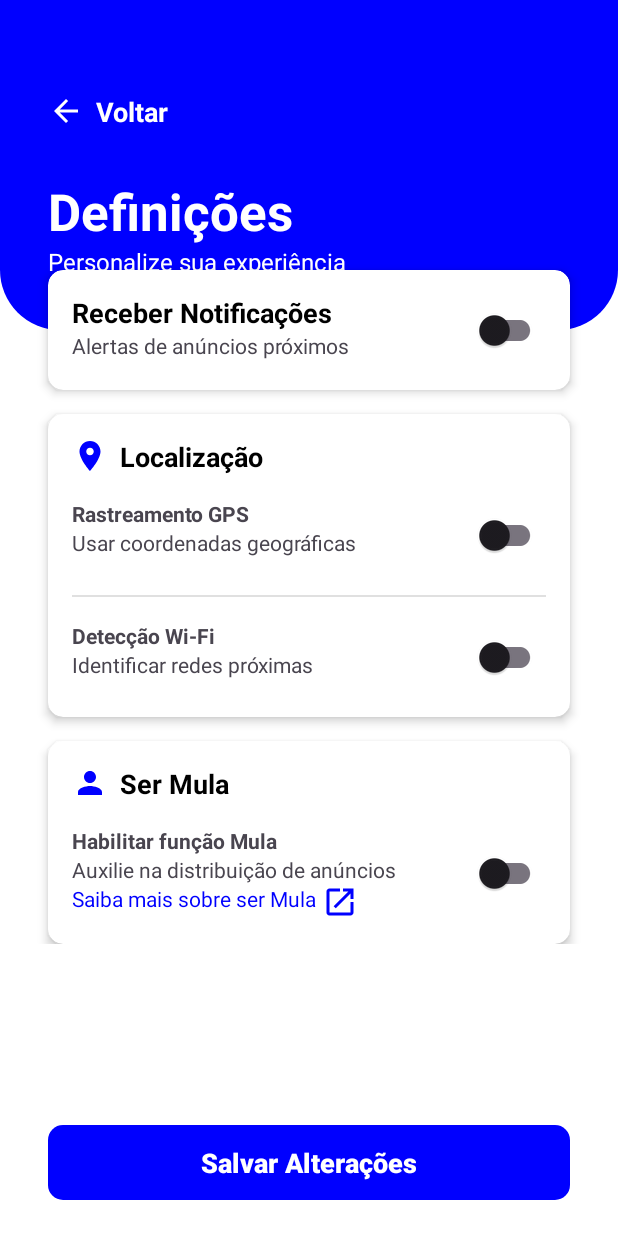
After one commit to angeamaro/AnunciosLoc, an Android app: the layout activity_settings.xml on its own in the app's theme, with its tools: preview values and no code run, on a phone screen of 412 x 824 dp. The commit adds this screen. Run offline under Robolectric (Android 15) with nearby library versions, the phone set to English and light mode, and no system bars.

Commit message:
feat: definicoes e perfil

```diff
--- a/app/src/main/java/ao/co/isptec/aplm/anunciosloc/activities/ChangePasswordActivity.java
+++ b/app/src/main/java/ao/co/isptec/aplm/anunciosloc/activities/ChangePasswordActivity.java
@@ -1,15 +1,33 @@
 package ao.co.isptec.aplm.anunciosloc.activities;
 
 import android.os.Bundle;
+import android.view.View;
+import android.widget.ImageView;
+import android.widget.TextView;
+
 import androidx.appcompat.app.AppCompatActivity;
 
 import ao.co.isptec.aplm.anunciosloc.R;
 
 public class ChangePasswordActivity extends AppCompatActivity {
 
+    private ImageView imageViewBack;
+    private TextView textViewBack;
+
     @Override
     protected void onCreate(Bundle savedInstanceState) {
         super.onCreate(savedInstanceState);
         setContentView(R.layout.activity_change_password);
+
+        // Inicializa as views
+        imageViewBack = findViewById(R.id.imageView_back);
+        textViewBack = findViewById(R.id.textView_back);
+
+        // Listener para fechar a atividade
+        View.OnClickListener backClickListener = v -> finish();
+
+        // Aplica o mesmo listener a ambos os botões
+        imageViewBack.setOnClickListener(backClickListener);
+        textViewBack.setOnClickListener(backClickListener);
     }
 }
--- a/app/src/main/java/ao/co/isptec/aplm/anunciosloc/activities/ProfileActivity.java
+++ b/app/src/main/java/ao/co/isptec/aplm/anunciosloc/activities/ProfileActivity.java
@@ -1,15 +1,43 @@
 package ao.co.isptec.aplm.anunciosloc.activities;
 
+import android.content.Intent;
 import android.os.Bundle;
+import android.view.View;
+import android.widget.ImageView;
+import android.widget.RelativeLayout;
+import android.widget.TextView;
+
 import androidx.appcompat.app.AppCompatActivity;
 
 import ao.co.isptec.aplm.anunciosloc.R;
 
 public class ProfileActivity extends AppCompatActivity {
 
+    private RelativeLayout securitySection;
+    private ImageView imageViewBack;
+    private TextView textViewBack;
+
     @Override
     protected void onCreate(Bundle savedInstanceState) {
         super.onCreate(savedInstanceState);
         setContentView(R.layout.activity_profile);
+
+        // Inicializa as views
+        securitySection = findViewById(R.id.security_section);
+        imageViewBack = findViewById(R.id.imageView_back);
+        textViewBack = findViewById(R.id.textView_back);
+
+        // Configura o listener de clique para a seção de segurança
+        securitySection.setOnClickListener(v -> {
+            Intent intent = new Intent(ProfileActivity.this, ChangePasswordActivity.class);
+            startActivity(intent);
+        });
+
+        // Listener para fechar a atividade
+        View.OnClickListener backClickListener = v -> finish();
+
+        // Aplica o mesmo listener a ambos os botões de voltar
+        imageViewBack.setOnClickListener(backClickListener);
+        textViewBack.setOnClickListener(backClickListener);
     }
 }
--- a/app/src/main/java/ao/co/isptec/aplm/anunciosloc/activities/SettingsActivity.java
+++ b/app/src/main/java/ao/co/isptec/aplm/anunciosloc/activities/SettingsActivity.java
@@ -1,15 +1,43 @@
 package ao.co.isptec.aplm.anunciosloc.activities;
 
+import android.content.Intent;
 import android.os.Bundle;
+import android.view.View;
+import android.widget.ImageView;
+import android.widget.TextView;
+
 import androidx.appcompat.app.AppCompatActivity;
 
 import ao.co.isptec.aplm.anunciosloc.R;
+import ao.co.isptec.aplm.anunciosloc.ui.view.activities.PoliciesActivity;
 
 public class SettingsActivity extends AppCompatActivity {
+
+    private ImageView imageViewBack;
+    private TextView textViewBack;
+    private TextView linkKnowMoreMula;
 
     @Override
     protected void onCreate(Bundle savedInstanceState) {
         super.onCreate(savedInstanceState);
         setContentView(R.layout.activity_settings);
+
+        // Inicializa as views
+        imageViewBack = findViewById(R.id.imageView_back);
+        textViewBack = findViewById(R.id.textView_back);
+        linkKnowMoreMula = findViewById(R.id.link_know_more_mula);
+
+        // Listener para fechar a atividade
+        View.OnClickListener backClickListener = v -> finish();
+
+        // Aplica o mesmo listener a ambos os botões de voltar
+        imageViewBack.setOnClickListener(backClickListener);
+        textViewBack.setOnClickListener(backClickListener);
+
+        // Listener para o link "Saiba mais"
+        linkKnowMoreMula.setOnClickListener(v -> {
+            Intent intent = new Intent(SettingsActivity.this, PoliciesActivity.class);
+            startActivity(intent);
+        });
     }
 }
--- a/app/src/main/java/ao/co/isptec/aplm/anunciosloc/ui/view/MenuOptionsActivity.java
+++ b/app/src/main/java/ao/co/isptec/aplm/anunciosloc/ui/view/MenuOptionsActivity.java
@@ -12,6 +12,7 @@ import com.google.android.material.card.MaterialCardView;
 import ao.co.isptec.aplm.anunciosloc.MainActivity;
 import ao.co.isptec.aplm.anunciosloc.R;
 import ao.co.isptec.aplm.anunciosloc.activities.ProfileActivity;
+import ao.co.isptec.aplm.anunciosloc.activities.SettingsActivity;
 import ao.co.isptec.aplm.anunciosloc.activities.InterestsActivity;
 import ao.co.isptec.aplm.anunciosloc.ui.view.activities.PoliciesActivity;
 import ao.co.isptec.aplm.anunciosloc.utils.PreferencesHelper;
@@ -63,7 +64,8 @@ public class MenuOptionsActivity extends AppCompatActivity {
         });
 
         cardDefinicoes.setOnClickListener(v -> {
-            Toast.makeText(this, "Definições - Em desenvolvimento", Toast.LENGTH_SHORT).show();
+            Intent intent = new Intent(this, SettingsActivity.class);
+            startActivity(intent);
         });
 
         cardInteresses.setOnClickListener(v -> {
--- a/app/src/main/res/layout/activity_profile.xml
+++ b/app/src/main/res/layout/activity_profile.xml
@@ -5,7 +5,7 @@
     android:layout_width="match_parent"
     android:layout_height="match_parent"
     android:background="@color/white"
-    tools:context=".ProfileActivity">
+    tools:context=".activities.ProfileActivity">
 
     <com.google.android.material.appbar.AppBarLayout
         android:id="@+id/appbar"
@@ -103,6 +103,7 @@
                         android:textStyle="bold" />
 
                     <RelativeLayout
+                        android:id="@+id/security_section"
                         android:layout_width="match_parent"
                         android:layout_height="wrap_content"
                         android:layout_marginTop="8dp"
--- /dev/null
+++ b/app/src/main/res/layout/activity_settings.xml
@@ -0,0 +1,302 @@
+<?xml version="1.0" encoding="utf-8"?>
+<androidx.constraintlayout.widget.ConstraintLayout xmlns:android="http://schemas.android.com/apk/res/android"
+    xmlns:app="http://schemas.android.com/apk/res-auto"
+    xmlns:tools="http://schemas.android.com/tools"
+    android:layout_width="match_parent"
+    android:layout_height="match_parent"
+    android:background="@color/white"
+    tools:context=".activities.SettingsActivity">
+
+    <ScrollView
+        android:layout_width="match_parent"
+        android:layout_height="0dp"
+        app:layout_constraintTop_toTopOf="parent"
+        app:layout_constraintBottom_toTopOf="@+id/button_save_changes">
+
+        <LinearLayout
+            android:layout_width="match_parent"
+            android:layout_height="wrap_content"
+            android:orientation="vertical"
+            android:paddingBottom="24dp">
+
+            <androidx.constraintlayout.widget.ConstraintLayout
+                android:layout_width="match_parent"
+                android:layout_height="220dp"
+                android:background="@drawable/background_top_login">
+
+                <ImageView
+                    android:id="@+id/imageView_back"
+                    android:layout_width="wrap_content"
+                    android:layout_height="wrap_content"
+                    android:layout_marginStart="32dp"
+                    android:layout_marginTop="62dp"
+                    android:src="@drawable/back"
+                    app:layout_constraintStart_toStartOf="parent"
+                    app:layout_constraintTop_toTopOf="parent" />
+
+                <TextView
+                    android:id="@+id/textView_back"
+                    android:layout_width="wrap_content"
+                    android:layout_height="wrap_content"
+                    android:layout_marginStart="8dp"
+                    android:text="Voltar"
+                    android:textColor="@color/white"
+                    android:textSize="18sp"
+                    android:textStyle="bold"
+                    app:layout_constraintBottom_toBottomOf="@id/imageView_back"
+                    app:layout_constraintStart_toEndOf="@id/imageView_back"
+                    app:layout_constraintTop_toTopOf="@id/imageView_back" />
+
+                <TextView
+                    android:id="@+id/textView_title"
+                    android:layout_width="wrap_content"
+                    android:layout_height="wrap_content"
+                    android:layout_marginTop="32dp"
+                    android:text="Definições"
+                    android:textColor="@color/white"
+                    android:textSize="34sp"
+                    android:textStyle="bold"
+                    app:layout_constraintStart_toStartOf="@id/imageView_back"
+                    app:layout_constraintTop_toBottomOf="@id/imageView_back" />
+
+                <TextView
+                    android:id="@+id/textView_subtitle"
+                    android:layout_width="wrap_content"
+                    android:layout_height="wrap_content"
+                    android:text="Personalize sua experiência"
+                    android:textColor="@color/white"
+                    android:textSize="16sp"
+                    app:layout_constraintStart_toStartOf="@id/textView_title"
+                    app:layout_constraintTop_toBottomOf="@id/textView_title" />
+
+            </androidx.constraintlayout.widget.ConstraintLayout>
+
+            <!-- Card de Notificações -->
+            <androidx.cardview.widget.CardView
+                android:layout_width="match_parent"
+                android:layout_height="wrap_content"
+                android:layout_marginStart="32dp"
+                android:layout_marginTop="-40dp"
+                android:layout_marginEnd="32dp"
+                app:cardCornerRadius="10dp"
+                app:cardElevation="4dp">
+
+                <RelativeLayout
+                    android:layout_width="match_parent"
+                    android:layout_height="wrap_content"
+                    android:padding="16dp">
+
+                    <TextView
+                        android:id="@+id/textView_notifications"
+                        android:layout_width="wrap_content"
+                        android:layout_height="wrap_content"
+                        android:text="Receber Notificações"
+                        android:textColor="@android:color/black"
+                        android:textSize="18sp"
+                        android:textStyle="bold" />
+
+                    <TextView
+                        android:layout_width="wrap_content"
+                        android:layout_height="wrap_content"
+                        android:layout_below="@id/textView_notifications"
+                        android:text="Alertas de anúncios próximos" />
+
+                    <com.google.android.material.switchmaterial.SwitchMaterial
+                        android:layout_width="wrap_content"
+                        android:layout_height="wrap_content"
+                        android:layout_alignParentEnd="true"
+                        android:layout_centerVertical="true" />
+                </RelativeLayout>
+            </androidx.cardview.widget.CardView>
+
+            <!-- Card de Localização -->
+            <androidx.cardview.widget.CardView
+                android:layout_width="match_parent"
+                android:layout_height="wrap_content"
+                android:layout_marginStart="32dp"
+                android:layout_marginTop="16dp"
+                android:layout_marginEnd="32dp"
+                app:cardCornerRadius="10dp"
+                app:cardElevation="4dp">
+
+                <LinearLayout
+                    android:layout_width="match_parent"
+                    android:layout_height="wrap_content"
+                    android:orientation="vertical"
+                    android:padding="16dp">
+
+                    <LinearLayout
+                        android:layout_width="match_parent"
+                        android:layout_height="wrap_content"
+                        android:gravity="center_vertical"
+                        android:orientation="horizontal">
+
+                        <ImageView
+                            android:layout_width="24dp"
+                            android:layout_height="24dp"
+                            android:src="@drawable/ic_location"
+                            app:tint="@color/blue" />
+
+                        <TextView
+                            android:layout_width="wrap_content"
+                            android:layout_height="wrap_content"
+                            android:layout_marginStart="8dp"
+                            android:text="Localização"
+                            android:textColor="@android:color/black"
+                            android:textSize="18sp"
+                            android:textStyle="bold" />
+                    </LinearLayout>
+
+                    <RelativeLayout
+                        android:layout_width="match_parent"
+                        android:layout_height="wrap_content"
+                        android:layout_marginTop="16dp">
+
+                        <TextView
+                            android:id="@+id/textView_gps"
+                            android:layout_width="wrap_content"
+                            android:layout_height="wrap_content"
+                            android:text="Rastreamento GPS"
+                            android:textStyle="bold"/>
+
+                        <TextView
+                            android:layout_width="wrap_content"
+                            android:layout_height="wrap_content"
+                            android:layout_below="@id/textView_gps"
+                            android:text="Usar coordenadas geográficas" />
+
+                        <com.google.android.material.switchmaterial.SwitchMaterial
+                            android:layout_width="wrap_content"
+                            android:layout_height="wrap_content"
+                            android:layout_alignParentEnd="true"
+                            android:layout_centerVertical="true" />
+                    </RelativeLayout>
+
+                    <View
+                        android:layout_width="match_parent"
+                        android:layout_height="1dp"
+                        android:layout_marginTop="16dp"
+                        android:layout_marginBottom="16dp"
+                        android:background="?android:attr/listDivider" />
+
+                    <RelativeLayout
+                        android:layout_width="match_parent"
+                        android:layout_height="wrap_content">
+
+                        <TextView
+                            android:id="@+id/textView_wifi"
+                            android:layout_width="wrap_content"
+                            android:layout_height="wrap_content"
+                            android:text="Detecção Wi-Fi"
+                            android:textStyle="bold"/>
+
+                        <TextView
+                            android:layout_width="wrap_content"
+                            android:layout_height="wrap_content"
+                            android:layout_below="@id/textView_wifi"
+                            android:text="Identificar redes próximas" />
+
+                        <com.google.android.material.switchmaterial.SwitchMaterial
+                            android:layout_width="wrap_content"
+                            android:layout_height="wrap_content"
+                            android:layout_alignParentEnd="true"
+                            android:layout_centerVertical="true" />
+                    </RelativeLayout>
+                </LinearLayout>
+            </androidx.cardview.widget.CardView>
+
+            <!-- Card Ser Mula -->
+            <androidx.cardview.widget.CardView
+                android:layout_width="match_parent"
+                android:layout_height="wrap_content"
+                android:layout_marginStart="32dp"
+                android:layout_marginTop="16dp"
+                android:layout_marginEnd="32dp"
+                app:cardCornerRadius="10dp"
+                app:cardElevation="4dp">
+
+                <LinearLayout
+                    android:layout_width="match_parent"
+                    android:layout_height="wrap_content"
+                    android:orientation="vertical"
+                    android:padding="16dp">
+
+                    <LinearLayout
+                        android:layout_width="match_parent"
+                        android:layout_height="wrap_content"
+                        android:gravity="center_vertical"
+                        android:orientation="horizontal">
+
+                        <ImageView
+                            android:layout_width="24dp"
+                            android:layout_height="24dp"
+                            android:src="@drawable/ic_mula"
+                            app:tint="@color/blue" />
+
+                        <TextView
+                            android:layout_width="wrap_content"
+                            android:layout_height="wrap_content"
+                            android:layout_marginStart="8dp"
+                            android:text="Ser Mula"
+                            android:textColor="@android:color/black"
+                            android:textSize="18sp"
+                            android:textStyle="bold" />
+                    </LinearLayout>
+
+                    <RelativeLayout
+                        android:layout_width="match_parent"
+                        android:layout_height="wrap_content"
+                        android:layout_marginTop="16dp">
+
+                        <TextView
+                            android:id="@+id/textView_mula_enable"
+                            android:layout_width="wrap_content"
+                            android:layout_height="wrap_content"
+                            android:text="Habilitar função Mula"
+                            android:textStyle="bold"/>
+
+                        <TextView
+                            android:id="@+id/textView_mula_desc"
+                            android:layout_width="wrap_content"
+                            android:layout_height="wrap_content"
+                            android:layout_below="@id/textView_mula_enable"
+                            android:text="Auxilie na distribuição de anúncios" />
+
+                        <TextView
+                            android:id="@+id/link_know_more_mula"
+                            android:layout_width="wrap_content"
+                            android:layout_height="wrap_content"
+                            android:layout_below="@id/textView_mula_desc"
+                            android:drawablePadding="4dp"
+                            android:text="Saiba mais sobre ser Mula"
+                            android:textColor="@color/blue"
+                            app:drawableEndCompat="@drawable/ic_external_link"
+                            app:drawableTint="@color/blue" />
+
+                        <com.google.android.material.switchmaterial.SwitchMaterial
+                            android:layout_width="wrap_content"
+                            android:layout_height="wrap_content"
+                            android:layout_alignParentEnd="true"
+                            android:layout_centerVertical="true" />
+                    </RelativeLayout>
+                </LinearLayout>
+            </androidx.cardview.widget.CardView>
+        </LinearLayout>
+    </ScrollView>
+
+    <Button
+        android:id="@+id/button_save_changes"
+        android:layout_width="match_parent"
+        android:layout_height="50dp"
+        android:layout_marginStart="32dp"
+        android:layout_marginEnd="32dp"
+        android:layout_marginBottom="24dp"
+        android:background="@drawable/button_background"
+        android:text="Salvar Alterações"
+        android:textColor="@color/white"
+        android:textSize="18sp"
+        android:textStyle="bold"
+        app:backgroundTint="@color/blue"
+        app:layout_constraintBottom_toBottomOf="parent" />
+
+</androidx.constraintlayout.widget.ConstraintLayout>
```
